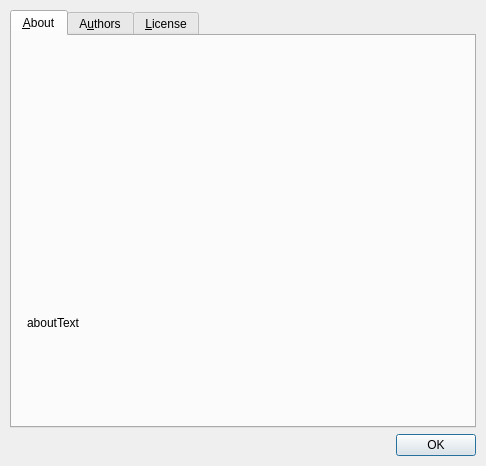
This is src/mainwindow/aboutdialog.ui in MUME/MMapper as Qt 5 draws it before an edit. The edited form follows.
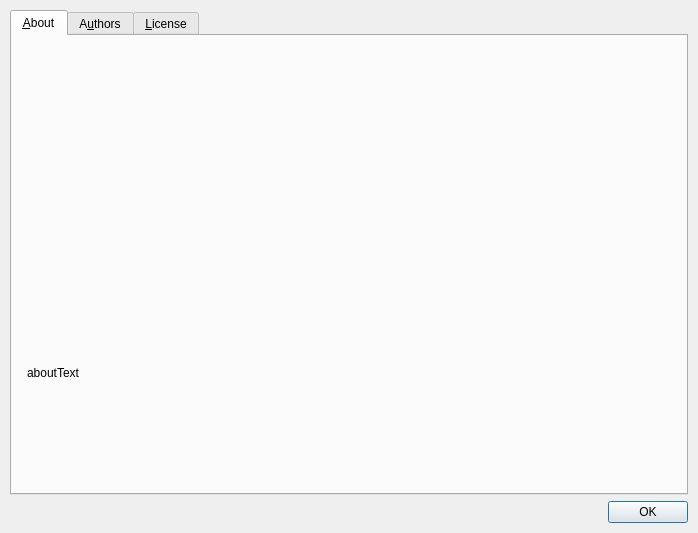
This is the edited form. Icons and pictures are not drawn.

```diff
--- a/src/mainwindow/aboutdialog.ui
+++ b/src/mainwindow/aboutdialog.ui
@@ -6,8 +6,8 @@
    <rect>
     <x>0</x>
     <y>0</y>
-    <width>486</width>
-    <height>466</height>
+    <width>698</width>
+    <height>533</height>
    </rect>
   </property>
   <property name="minimumSize">
```
